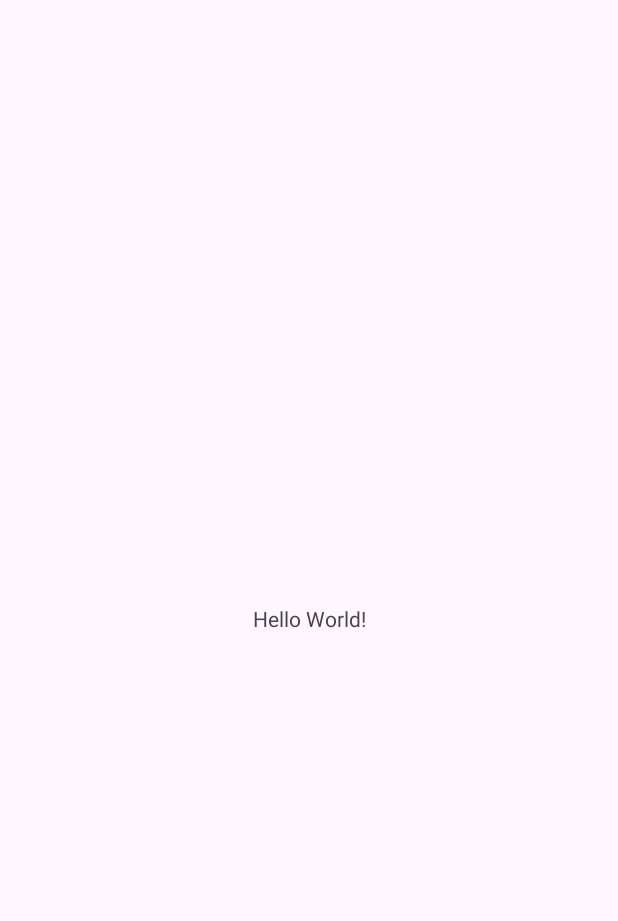
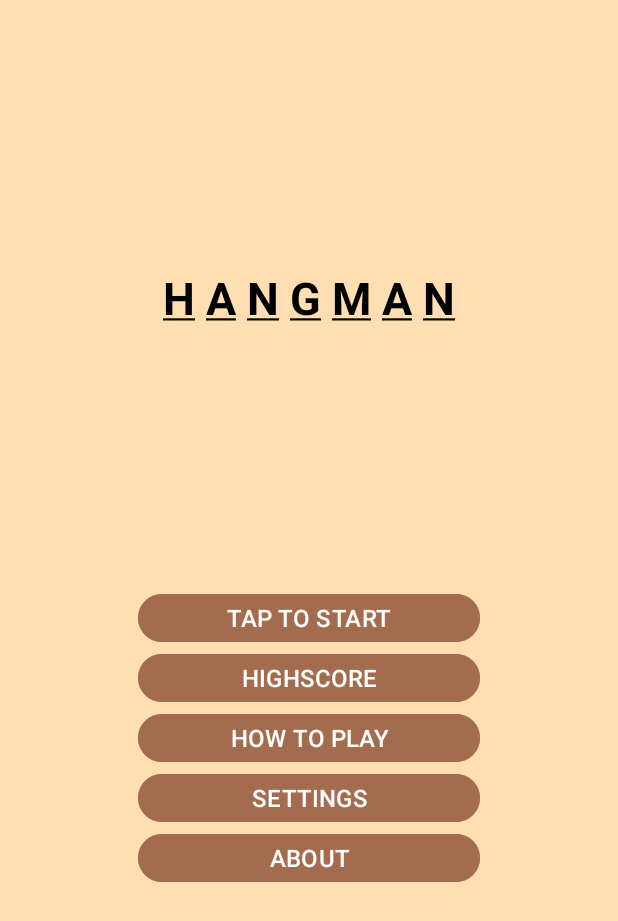
Before and after one commit to RCHD3388/PRAK_KOTLIN, an Android app: the screen it shows after launch (MainActivity), on a phone screen of 412 x 824 dp. Before the commit the part shown is almost empty. Shown: the top 921 px of the screen. Run offline under Robolectric (Android 15) with nearby library versions, the phone set to English and light mode, and no system bars.

Commit message:
m2 home done

```diff
--- a/M2/M2_PRAK_PROJECT/app/src/main/java/com/example/m2_prak_project/MainActivity.kt
+++ b/M2/M2_PRAK_PROJECT/app/src/main/java/com/example/m2_prak_project/MainActivity.kt
@@ -1,6 +1,11 @@
 package com.example.m2_prak_project
 
+import android.graphics.Typeface
 import android.os.Bundle
+import android.text.SpannableString
+import android.text.Spanned
+import android.text.style.UnderlineSpan
+import android.widget.TextView
 import androidx.activity.enableEdgeToEdge
 import androidx.appcompat.app.AppCompatActivity
 import androidx.core.view.ViewCompat
@@ -16,5 +21,22 @@ class MainActivity : AppCompatActivity() {
             v.setPadding(systemBars.left, systemBars.top, systemBars.right, systemBars.bottom)
             insets
         }
+
+        val tvTitle = findViewById<TextView>(R.id.tvTitle)
+
+        // Membuat teks "H A N G M A N" dengan garis bawah di setiap huruf
+        val word = "H A N G M A N"
+        val spannable = SpannableString(word)
+        for (i in word.indices step 2) { // Step 2 agar hanya huruf yang diberi garis bawah
+            spannable.setSpan(
+                UnderlineSpan(),
+                i,
+                i + 1,
+                Spanned.SPAN_EXCLUSIVE_EXCLUSIVE
+            )
+        }
+
+        tvTitle.text = spannable
+        tvTitle.typeface = Typeface.DEFAULT_BOLD
     }
 }
--- a/M2/M2_PRAK_PROJECT/app/src/main/res/layout/activity_main.xml
+++ b/M2/M2_PRAK_PROJECT/app/src/main/res/layout/activity_main.xml
@@ -5,15 +5,116 @@
     android:id="@+id/main"
     android:layout_width="match_parent"
     android:layout_height="match_parent"
+    android:background="@color/bgcolor"
     tools:context=".MainActivity">
 
     <TextView
+        android:id="@+id/tvTitle"
         android:layout_width="wrap_content"
         android:layout_height="wrap_content"
-        android:text="Hello World!"
-        app:layout_constraintBottom_toBottomOf="parent"
+        android:text="HANGMAN"
+        android:textColor="@color/black"
+        android:textSize="30sp"
+        android:textStyle="bold"
+        app:layout_constraintBottom_toTopOf="@+id/btnStart"
         app:layout_constraintEnd_toEndOf="parent"
         app:layout_constraintStart_toStartOf="parent"
         app:layout_constraintTop_toTopOf="parent" />
 
+    <Button
+        android:id="@+id/btnStart"
+        android:layout_width="228dp"
+        android:layout_height="32dp"
+        android:backgroundTint="@color/primary"
+        android:elegantTextHeight="false"
+        android:insetTop="0dp"
+        android:insetBottom="0dp"
+        android:paddingTop="0dp"
+        android:paddingBottom="0dp"
+        android:text="TAP TO START"
+        android:textSize="16dp"
+        app:cornerRadius="16dp"
+        app:layout_constraintBottom_toBottomOf="parent"
+        app:layout_constraintEnd_toEndOf="parent"
+        app:layout_constraintHorizontal_bias="0.5"
+        app:layout_constraintStart_toStartOf="parent"
+        app:layout_constraintTop_toTopOf="parent"
+        app:layout_constraintVertical_bias="0.5" />
+
+    <Button
+        android:id="@+id/btnHighscore"
+        android:layout_width="228dp"
+        android:layout_height="32dp"
+        android:layout_marginTop="8dp"
+        android:backgroundTint="@color/primary"
+        android:elegantTextHeight="false"
+        android:insetTop="0dp"
+        android:insetBottom="0dp"
+        android:paddingTop="0dp"
+        android:paddingBottom="0dp"
+        android:text="HIGHSCORE"
+        android:textSize="16dp"
+        app:cornerRadius="16dp"
+        app:layout_constraintEnd_toEndOf="parent"
+        app:layout_constraintHorizontal_bias="0.5"
+        app:layout_constraintStart_toStartOf="parent"
+        app:layout_constraintTop_toBottomOf="@+id/btnStart" />
+
+    <Button
+        android:id="@+id/btnRules"
+        android:layout_width="228dp"
+        android:layout_height="32dp"
+        android:layout_marginTop="8dp"
+        android:backgroundTint="@color/primary"
+        android:elegantTextHeight="false"
+        android:insetTop="0dp"
+        android:insetBottom="0dp"
+        android:paddingTop="0dp"
+        android:paddingBottom="0dp"
+        android:text="HOW TO PLAY"
+        android:textSize="16dp"
+        app:cornerRadius="16dp"
+        app:layout_constraintEnd_toEndOf="parent"
+        app:layout_constraintHorizontal_bias="0.5"
+        app:layout_constraintStart_toStartOf="parent"
+        app:layout_constraintTop_toBottomOf="@+id/btnHighscore" />
+
+    <Button
+        android:id="@+id/btnSettings"
+        android:layout_width="228dp"
+        android:layout_height="32dp"
+        android:layout_marginTop="8dp"
+        android:backgroundTint="@color/primary"
+        android:elegantTextHeight="false"
+        android:insetTop="0dp"
+        android:insetBottom="0dp"
+        android:paddingTop="0dp"
+        android:paddingBottom="0dp"
+        android:text="SETTINGS"
+        android:textSize="16dp"
+        app:cornerRadius="16dp"
+        app:layout_constraintEnd_toEndOf="parent"
+        app:layout_constraintHorizontal_bias="0.5"
+        app:layout_constraintStart_toStartOf="parent"
+        app:layout_constraintTop_toBottomOf="@+id/btnRules" />
+
+    <Button
+        android:id="@+id/btnAbout"
+        android:layout_width="228dp"
+        android:layout_height="32dp"
+        android:layout_marginTop="8dp"
+        android:backgroundTint="@color/primary"
+        android:elegantTextHeight="false"
+        android:insetTop="0dp"
+        android:insetBottom="0dp"
+        android:paddingTop="0dp"
+        android:paddingBottom="0dp"
+        android:text="ABOUT"
+        android:textSize="16dp"
+        app:cornerRadius="16dp"
+        app:layout_constraintEnd_toEndOf="parent"
+        app:layout_constraintHorizontal_bias="0.5"
+        app:layout_constraintStart_toStartOf="parent"
+        app:layout_constraintTop_toBottomOf="@+id/btnSettings" />
+
 </androidx.constraintlayout.widget.ConstraintLayout>
--- a/M2/M2_PRAK_PROJECT/app/src/main/res/values/colors.xml
+++ b/M2/M2_PRAK_PROJECT/app/src/main/res/values/colors.xml
@@ -2,4 +2,10 @@
 <resources>
     <color name="black">#FF000000</color>
     <color name="white">#FFFFFFFF</color>
+
+    <color name="bgcolor">#FFDFB1</color>
+    <color name="primary">#A36C4F</color>
+    <color name="secondary">#C58F73</color>
+    <color name="leadcol">#E5BEA5</color>
+    <color name="red">#DD2E44</color>
 </resources>
```
Also changed, not shown: 1 other file.
